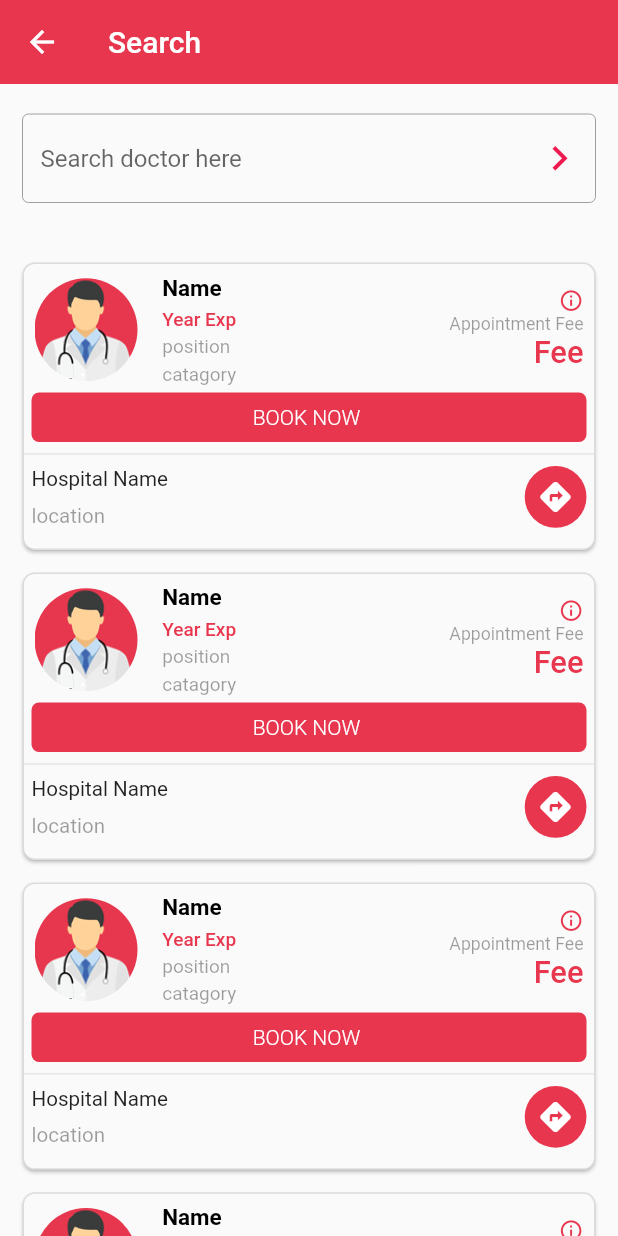
After one commit to Madhav008/camhed, a Flutter app: the HomeSearchPage screen opened directly, on a phone screen of 412 x 824 dp. The commit adds this screen. Run offline on Flutter 3.47's test engine with Material 2 defaults, Android fonts, the phone set to English and light mode, and no system bars; our stand-ins replace cloud_firestore, firebase_auth, firebase_core, firebase_storage, fluttertoast, image_picker and 2 more; missing offline and left inert: fdottedline, flutter_ticket_widget, otp_count_down; accounts and stored records are empty; statements that could not run were skipped.

Commit message:
Search Page Done

```diff
--- a/lib/Client/Pages/Pages/clienthomePage.dart
+++ b/lib/Client/Pages/Pages/clienthomePage.dart
@@ -16,6 +16,8 @@ import 'package:flutter/cupertino.dart';
 import 'package:flutter/material.dart';
 import 'package:provider/provider.dart';
 import 'package:uuid/uuid.dart';
+
+import 'homeSearchPage.dart';
 
 class ClientHomePage extends StatefulWidget {
   const ClientHomePage({Key key}) : super(key: key);
@@ -69,7 +71,8 @@ class _ClientHomePageState extends State<ClientHomePage> {
             padding: const EdgeInsets.only(left: 5),
             child: InkWell(
                 onTap: () {
-                  docSearch.getDoctors("madhav");
+                  // docSearch.getDoctors("madhav");
+                  Navigator.push(context, MaterialPageRoute(builder: (context)=>HomeSearchPage()));
                 },
                 child: Icon(Icons.search)),
           ),
--- /dev/null
+++ b/lib/Client/Pages/Pages/homeSearchPage.dart
@@ -0,0 +1,304 @@
+import 'package:flutter/material.dart';
+
+class HomeSearchPage extends StatefulWidget {
+  const HomeSearchPage({Key key}) : super(key: key);
+
+  @override
+  _HomeSearchPageState createState() => _HomeSearchPageState();
+}
+
+class _HomeSearchPageState extends State<HomeSearchPage> {
+  bool show = true;
+  @override
+  Widget build(BuildContext context) {
+    var height = MediaQuery.of(context).size.height;
+    var width = MediaQuery.of(context).size.width;
+    return Scaffold(
+      appBar: AppBar(
+        elevation: 0,
+        title: Text(
+          "Search",
+          style: TextStyle(color: Colors.white),
+        ),
+        backgroundColor: Color(0xffe8364e),
+        iconTheme: IconThemeData(color: Colors.white),
+      ),
+      body: SingleChildScrollView(
+        child: Column(
+          children: [
+            Padding(
+              padding: const EdgeInsets.only( right: 15, top: 20),
+              child: Center(
+                child: Padding(
+                  padding: const EdgeInsets.only(left: 15),
+                  child: SingleChildScrollView(
+                    child: TextField(
+                      // controller: searchController,
+                      cursorColor: Colors.black38,
+                      decoration: InputDecoration(
+                        hintText: "Search doctor here",
+                        enabledBorder: const OutlineInputBorder(
+                          borderSide:
+                              const BorderSide(color: Colors.grey, width: 0.0),
+                        ),
+                        focusedBorder: const OutlineInputBorder(
+                          borderSide: const BorderSide(
+                              color: Color(0xffED1A4F), width: 0.0),
+                        ),
+                        suffixIcon: InkWell(
+                          child: Icon(
+                            Icons.navigate_next,
+                            size: height / 25,
+                            color: Color(0xffED1A4F),
+                          ),
+                        ),
+                      ),
+                    ),
+                  ),
+                ),
+              ),
+            ),
+            (!show)
+                ? Container(
+                    child: Column(
+                      children: [
+                        Padding(
+                          padding: const EdgeInsets.only(left: 30, right: 30),
+                          child: Container(
+                            height: height / 2,
+                            decoration: BoxDecoration(
+                                image: DecorationImage(
+                                    image: AssetImage("Images/doctor.png"),
+                                    fit: BoxFit.contain)),
+                          ),
+                        ),
+                        Text(
+                          "Search Doctors",
+                          style: TextStyle(
+                              color: Color(0xffED1A4F),
+                              fontSize: height / 35,
+                              fontWeight: FontWeight.w600),
+                        )
+                      ],
+                    ),
+                  )
+                : Padding(
+                  padding: const EdgeInsets.only(top: 25),
+                  child: ListView.builder(
+                      physics: NeverScrollableScrollPhysics(),
+                      scrollDirection: Axis.vertical,
+                      shrinkWrap: true,
+                      itemCount: 5,
+                      itemBuilder: (context, index) {
+                        return InkWell(
+                          child: Padding(
+                            padding:
+                                const EdgeInsets.only(right: 15, top: 15, left: 15),
+                            child: Material(
+                              elevation: 1,
+                              borderRadius: BorderRadius.circular(height / 100),
+                              child: Container(
+                                height: height / 4.3,
+                                decoration: BoxDecoration(
+                                  border: Border.all(color: Colors.black12),
+                                  borderRadius: BorderRadius.circular(height / 100),
+                                ),
+                                child: Column(
+                                  children: [
+                                    Column(
+                                      children: [
+                                        Padding(
+                                          padding: const EdgeInsets.only(
+                                              left: 7, top: 7, right: 7, bottom: 5),
+                                          child: Row(
+                                            crossAxisAlignment:
+                                                CrossAxisAlignment.center,
+                                            mainAxisAlignment:
+                                                MainAxisAlignment.spaceBetween,
+                                            children: [
+                                              Row(
+                                                children: [
+                                                  Container(
+                                                    height: height / 12,
+                                                    width: height / 12,
+                                                    decoration: BoxDecoration(
+                                                        borderRadius:
+                                                            BorderRadius.circular(
+                                                                100000),
+                                                        image: DecorationImage(
+                                                            image: AssetImage(
+                                                                "Images/doctorlogo.png"))),
+                                                  ),
+                                                  SizedBox(
+                                                    width: width / 25,
+                                                  ),
+                                                  Column(
+                                                    crossAxisAlignment:
+                                                        CrossAxisAlignment.start,
+                                                    children: [
+                                                      Text(
+                                                        "Name",
+                                                        style: TextStyle(
+                                                            color: Colors.black,
+                                                            fontWeight:
+                                                                FontWeight.w600,
+                                                            fontSize: height / 55),
+                                                      ),
+                                                      SizedBox(
+                                                        height: height / 200,
+                                                      ),
+                                                      Text(
+                                                        "Year Exp",
+                                                        style: TextStyle(
+                                                            color:
+                                                                Color(0xffe8364e),
+                                                            fontWeight:
+                                                                FontWeight.w500,
+                                                            fontSize: height / 65),
+                                                      ),
+                                                      SizedBox(
+                                                        height: height / 250,
+                                                      ),
+                                                      Text(
+                                                        "position",
+                                                        style: TextStyle(
+                                                            color: Colors.black38,
+                                                            fontSize: height / 65),
+                                                      ),
+                                                      SizedBox(
+                                                          height: height / 250),
+                                                      Text(
+                                                        "catagory",
+                                                        style: TextStyle(
+                                                            color: Colors.black38,
+                                                            fontSize: height / 65),
+                                                      ),
+                                                    ],
+                                                  )
+                                                ],
+                                              ),
+                                              Column(
+                                                crossAxisAlignment:
+                                                    CrossAxisAlignment.end,
+                                                children: [
+                                                  Icon(
+                                                    Icons.info_outline,
+                                                    color: Color(0xffe8364e),
+                                                    size: height / 50,
+                                                  ),
+                                                  Text(
+                                                    "Appointment Fee",
+                                                    style: TextStyle(
+                                                        color: Colors.black38,
+                                                        fontSize: height / 70),
+                                                  ),
+                                                  Text(
+                                                    "Fee",
+                                                    style: TextStyle(
+                                                        color: Color(0xffe8364e),
+                                                        fontWeight: FontWeight.w500,
+                                                        fontSize: height / 40),
+                                                  )
+                                                ],
+                                              )
+                                            ],
+                                          ),
+                                        ),
+                                        Padding(
+                                          padding: const EdgeInsets.only(
+                                              left: 5, right: 5),
+                                          child: InkWell(
+                                            // onTap: () {
+                                            // Navigator.push(
+                                            // context,
+                                            // MaterialPageRoute(
+                                            // builder: (context) =>
+                                            // MakeAppoinmentPage(
+                                            // hospitalLocation:
+                                            // hospitalData
+                                            //     .location,
+                                            // hospitalName:
+                                            // hospitalData
+                                            //     .name,
+                                            // doctorProfileModel:
+                                            // doctors[
+                                            // index])));
+                                            // },
+                                            child: Container(
+                                              height: height / 25,
+                                              width: width,
+                                              decoration: BoxDecoration(
+                                                  color: Color(0xffe8364e),
+                                                  borderRadius:
+                                                      BorderRadius.circular(5)),
+                                              child: Center(
+                                                  child: Text(
+                                                "BOOK NOW ",
+                                                style: TextStyle(
+                                                    color: Colors.white,
+                                                    fontWeight: FontWeight.w300),
+                                              )),
+                                            ),
+                                          ),
+                                        )
+                                      ],
+                                    ),
+                                    Divider(),
+                                    Padding(
+                                      padding:
+                                          const EdgeInsets.only(left: 5, right: 5),
+                                      child: Row(
+                                        mainAxisAlignment:
+                                            MainAxisAlignment.spaceBetween,
+                                        children: [
+                                          Column(
+                                            crossAxisAlignment:
+                                                CrossAxisAlignment.start,
+                                            children: [
+                                              Text(
+                                                "Hospital Name",
+                                                style: TextStyle(
+                                                    color: Colors.black87,
+                                                    fontSize: height / 60),
+                                              ),
+                                              SizedBox(
+                                                height: height / 100,
+                                              ),
+                                              Text(
+                                                "location",
+                                                style: TextStyle(
+                                                    color: Colors.black38,
+                                                    fontSize: height / 60),
+                                              ),
+                                            ],
+                                          ),
+                                          Container(
+                                            height: height / 20,
+                                            width: height / 20,
+                                            decoration: BoxDecoration(
+                                                borderRadius:
+                                                    BorderRadius.circular(100000),
+                                                color: Color(0xffe8364e)),
+                                            child: Center(
+                                                child: Icon(
+                                              Icons.directions,
+                                              color: Colors.white,
+                                            )),
+                                          ),
+                                        ],
+                                      ),
+                                    )
+                                  ],
+                                ),
+                              ),
+                            ),
+                          ),
+                        );
+                      }),
+                )
+          ],
+        ),
+      ),
+    );
+  }
+}
```
